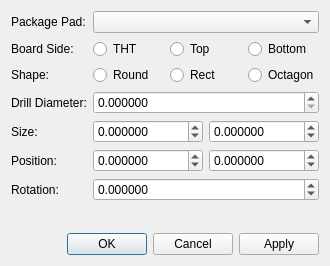
Old version of the form libs/librepcb/libraryeditor/pkg/dialogs/footprintpadpropertiesdialog.ui in the repository LibrePCB/LibrePCB.
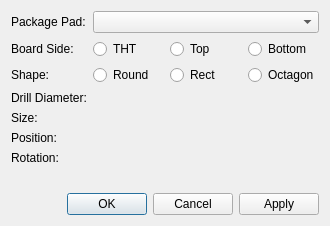
New version of the form. Custom widgets are drawn as their Qt base class.

Commit message: Use unit edit widgets where suitable

Diff of the .ui file:
```diff
--- a/libs/librepcb/libraryeditor/pkg/dialogs/footprintpadpropertiesdialog.ui
+++ b/libs/librepcb/libraryeditor/pkg/dialogs/footprintpadpropertiesdialog.ui
@@ -7,7 +7,7 @@
     <x>0</x>
     <y>0</y>
     <width>330</width>
-    <height>266</height>
+    <height>226</height>
    </rect>
   </property>
   <property name="windowTitle">
@@ -125,19 +125,6 @@
        </property>
       </widget>
      </item>
-     <item row="3" column="1">
-      <widget class="QDoubleSpinBox" name="spbDrillDiameter">
-       <property name="decimals">
-        <number>6</number>
-       </property>
-       <property name="maximum">
-        <double>9999.000000000000000</double>
-       </property>
-       <property name="singleStep">
-        <double>0.200000000000000</double>
-       </property>
-      </widget>
-     </item>
      <item row="4" column="0">
       <widget class="QLabel" name="label_7">
        <property name="text">
@@ -148,36 +135,10 @@
      <item row="4" column="1">
       <layout class="QHBoxLayout" name="horizontalLayout_4">
        <item>
-        <widget class="QDoubleSpinBox" name="spbWidth">
-         <property name="decimals">
-          <number>6</number>
-         </property>
-         <property name="minimum">
-          <double>-9999.000000000000000</double>
-         </property>
-         <property name="maximum">
-          <double>9999.000000000000000</double>
-         </property>
-         <property name="singleStep">
-          <double>0.200000000000000</double>
-         </property>
-        </widget>
+        <widget class="librepcb::PositiveLengthEdit" name="edtWidth" native="true"/>
        </item>
        <item>
-        <widget class="QDoubleSpinBox" name="spbHeight">
-         <property name="decimals">
-          <number>6</number>
-         </property>
-         <property name="minimum">
-          <double>-9999.000000000000000</double>
-         </property>
-         <property name="maximum">
-          <double>9999.000000000000000</double>
-         </property>
-         <property name="singleStep">
-          <double>0.200000000000000</double>
-         </property>
-        </widget>
+        <widget class="librepcb::PositiveLengthEdit" name="edtHeight" native="true"/>
        </item>
       </layout>
      </item>
@@ -191,36 +152,10 @@
      <item row="5" column="1">
       <layout class="QHBoxLayout" name="horizontalLayout">
        <item>
-        <widget class="QDoubleSpinBox" name="spbPosX">
-         <property name="decimals">
-          <number>6</number>
-         </property>
-         <property name="minimum">
-          <double>-9999.000000000000000</double>
-         </property>
-         <property name="maximum">
-          <double>9999.000000000000000</double>
-         </property>
-         <property name="singleStep">
-          <double>2.540000000000000</double>
-         </property>
-        </widget>
+        <widget class="librepcb::LengthEdit" name="edtPosX" native="true"/>
        </item>
        <item>
-        <widget class="QDoubleSpinBox" name="spbPosY">
-         <property name="decimals">
-          <number>6</number>
-         </property>
-         <property name="minimum">
-          <double>-9999.000000000000000</double>
-         </property>
-         <property name="maximum">
-          <double>9999.000000000000000</double>
-         </property>
-         <property name="singleStep">
-          <double>2.540000000000000</double>
-         </property>
-        </widget>
+        <widget class="librepcb::LengthEdit" name="edtPosY" native="true"/>
        </item>
       </layout>
      </item>
@@ -231,21 +166,11 @@
        </property>
       </widget>
      </item>
+     <item row="3" column="1">
+      <widget class="librepcb::UnsignedLengthEdit" name="edtDrillDiameter" native="true"/>
+     </item>
      <item row="6" column="1">
-      <widget class="QDoubleSpinBox" name="spbRotation">
-       <property name="decimals">
-        <number>6</number>
-       </property>
-       <property name="minimum">
-        <double>-360.000000000000000</double>
-       </property>
-       <property name="maximum">
-        <double>360.000000000000000</double>
-       </property>
-       <property name="singleStep">
-        <double>45.000000000000000</double>
-       </property>
-      </widget>
+      <widget class="librepcb::AngleEdit" name="edtRotation" native="true"/>
      </item>
     </layout>
    </item>
@@ -261,6 +186,32 @@
    </item>
   </layout>
  </widget>
+ <customwidgets>
+  <customwidget>
+   <class>librepcb::LengthEdit</class>
+   <extends>QWidget</extends>
+   <header location="global">librepcb/common/widgets/lengthedit.h</header>
+   <container>1</container>
+  </customwidget>
+  <customwidget>
+   <class>librepcb::AngleEdit</class>
+   <extends>QWidget</extends>
+   <header location="global">librepcb/common/widgets/angleedit.h</header>
+   <container>1</container>
+  </customwidget>
+  <customwidget>
+   <class>librepcb::UnsignedLengthEdit</class>
+   <extends>QWidget</extends>
+   <header location="global">librepcb/common/widgets/unsignedlengthedit.h</header>
+   <container>1</container>
+  </customwidget>
+  <customwidget>
+   <class>librepcb::PositiveLengthEdit</class>
+   <extends>QWidget</extends>
+   <header location="global">librepcb/common/widgets/positivelengthedit.h</header>
+   <container>1</container>
+  </customwidget>
+ </customwidgets>
  <resources/>
  <connections/>
 </ui>
```
The commit also changes 53 other files.
